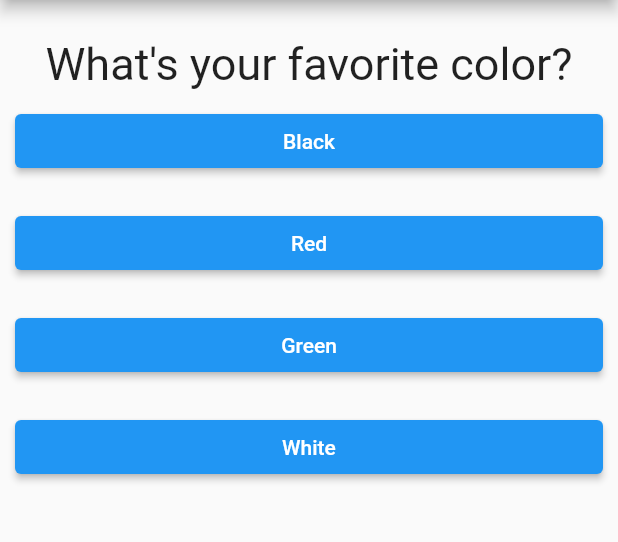
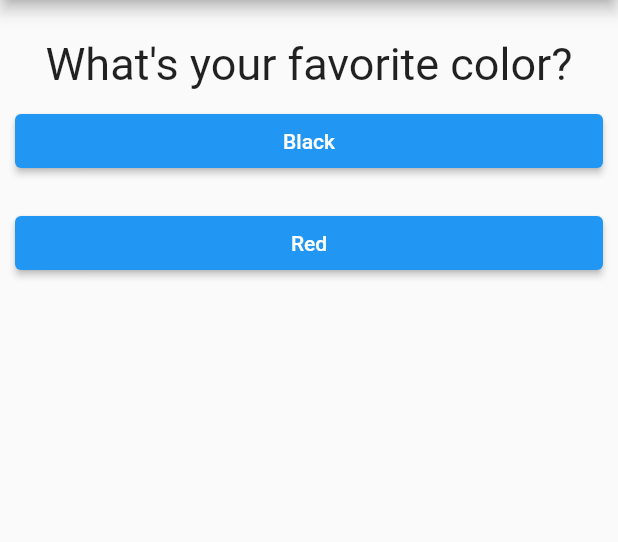
Before and after one commit to kamalnorizan/triviaquiz, a Flutter app: the screen it shows after launch, on a phone screen of 412 x 824 dp, the part 84-626 px from its top. Run offline on Flutter 3.47's test engine with Material 2 defaults, Android fonts, the phone set to English and light mode, and no system bars.

Commit message:
reset question

```diff
--- a/lib/main.dart
+++ b/lib/main.dart
@@ -15,7 +15,7 @@ class _MyAppState extends State<MyApp> {
   var _questions = [
     {
       'questionText': 'What\'s your favorite color?',
-      'answers': ['Black', 'Red', 'Green', 'White'],
+      'answers': ['Black', 'Red'],
     },
     {
       'questionText': 'What\'s your favorite animal?',
@@ -36,6 +36,17 @@ class _MyAppState extends State<MyApp> {
       _questionIndex = _questionIndex + 1;
     });
     print(_questionIndex);
+    if (_questionIndex < _questions.length) {
+      print('Ada soalan lagi');
+    } else {
+      print('Soalan dah habis!');
+    }
+  }
+
+  void _resetQuestion() {
+    setState(() {
+      _questionIndex = 0;
+    });
   }
 
   @override
@@ -48,7 +59,8 @@ class _MyAppState extends State<MyApp> {
             child: Text('Trivia Quiz'),
           ),
         ),
-        body: Column(
+        body: _questionIndex < _questions.length
+            ? Column(
                 children: [
                   Question(_questions[_questionIndex]['questionText']),
                   ...(_questions[_questionIndex]['answers'] as List<String>)
@@ -56,6 +68,22 @@ class _MyAppState extends State<MyApp> {
                     return Buttons(_answerQuestion, answer);
                   }).toList()
                 ],
+              )
+            : Column(
+                children: [
+                  Center(
+                    child: Text('Thank you!'),
+                  ),
+                  ElevatedButton(
+                    // onPressed: () {
+                    //   setState(() {
+                    //     _questionIndex = 0;
+                    //   });
+                    // },
+                    onPressed: _resetQuestion,
+                    child: Text('Reset Question'),
+                  )
+                ],
               ),
       ),
     );
```
Lines whose indentation alone changed are shown as unchanged.
